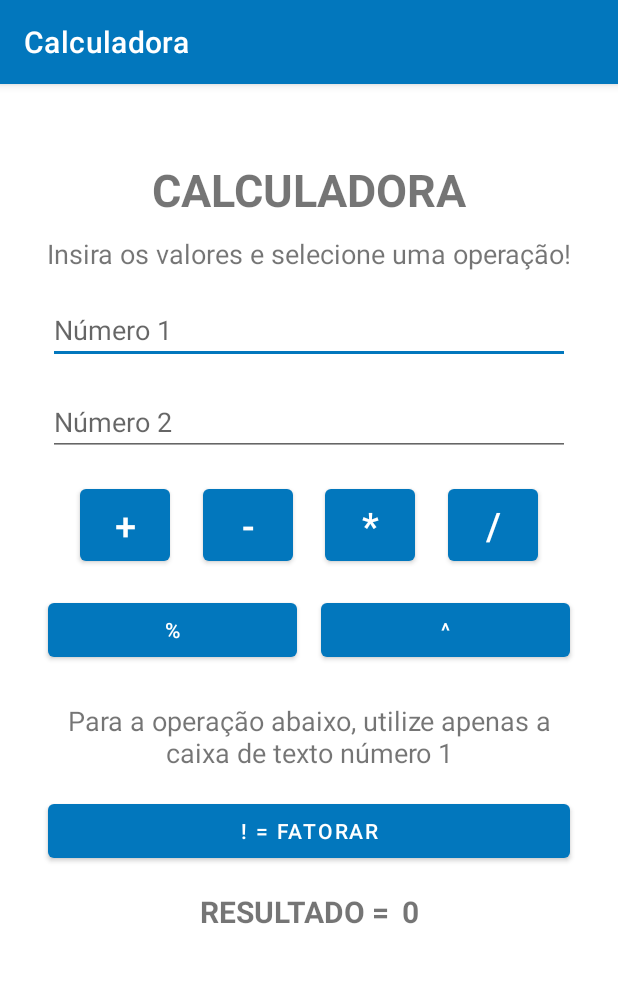
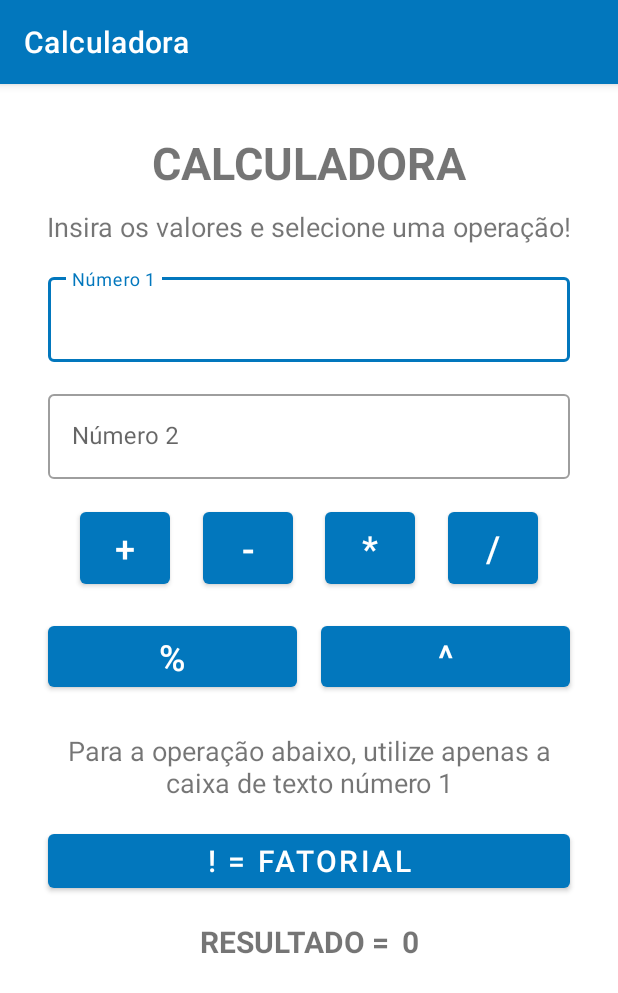
Before and after one commit to 0603Adriano/calculadora-basica, an Android app: the screen it shows after launch (MainActivity), on a phone screen of 412 x 824 dp. Shown: the top 993 px of the screen. Run offline under Robolectric (Android 15) with nearby library versions, the phone set to English and light mode, and no system bars.

Commit message:
Modified EditText to Material Design and fix Percent operation

```diff
--- a/app/build.gradle
+++ b/app/build.gradle
@@ -34,6 +34,7 @@ android {
 
 dependencies {
 
+    implementation 'com.google.android.material:material:<version>'
     implementation "org.jetbrains.kotlin:kotlin-stdlib:$kotlin_version"
     implementation 'androidx.core:core-ktx:1.5.0'
     implementation 'androidx.appcompat:appcompat:1.3.0'
--- a/app/src/main/java/com/adrianomartins/calculadora/MainActivity.kt
+++ b/app/src/main/java/com/adrianomartins/calculadora/MainActivity.kt
@@ -63,7 +63,7 @@ class MainActivity : AppCompatActivity() {
             var n1: Double = "${num1.text}".toDouble()
             var n2: Double = "${num2.text}".toDouble()
 
-            var resultado = (n1*100) / n2
+            var resultado = (n1/100) * n2
             exibirResultado(resultado.toString())
         }
 
--- a/app/src/main/res/layout/activity_main.xml
+++ b/app/src/main/res/layout/activity_main.xml
@@ -1,5 +1,6 @@
 <?xml version="1.0" encoding="utf-8"?>
-<androidx.constraintlayout.widget.ConstraintLayout xmlns:android="http://schemas.android.com/apk/res/android"
+<androidx.constraintlayout.widget.ConstraintLayout
+    xmlns:android="http://schemas.android.com/apk/res/android"
     xmlns:app="http://schemas.android.com/apk/res-auto"
     xmlns:tools="http://schemas.android.com/tools"
     android:layout_width="match_parent"
@@ -10,7 +11,7 @@
         android:id="@+id/textView"
         android:layout_width="wrap_content"
         android:layout_height="wrap_content"
-        android:layout_marginTop="50dp"
+        android:layout_marginTop="32dp"
         android:text="CALCULADORA"
         android:textSize="30sp"
         android:textStyle="bold"
@@ -29,6 +30,101 @@
         app:layout_constraintStart_toStartOf="parent"
         app:layout_constraintTop_toBottomOf="@+id/textView" />
 
+    <com.google.android.material.textfield.TextInputLayout
+        android:id="@+id/textInput1"
+        android:layout_width="match_parent"
+        android:layout_height="wrap_content"
+        android:hint="Número 1"
+        android:layout_marginStart="32dp"
+        android:layout_marginTop="16dp"
+        android:layout_marginEnd="32dp"
+        style="@style/Widget.MaterialComponents.TextInputLayout.OutlinedBox"
+        app:layout_constraintEnd_toEndOf="parent"
+        app:layout_constraintStart_toStartOf="parent"
+        app:layout_constraintTop_toBottomOf="@+id/textView2">
+
+        <com.google.android.material.textfield.TextInputEditText
+            android:id="@+id/editTextNum1"
+            android:layout_width="match_parent"
+            android:layout_height="wrap_content"
+            android:ems="10"
+            android:inputType="numberDecimal"/>
+
+    </com.google.android.material.textfield.TextInputLayout>
+
+    <com.google.android.material.textfield.TextInputLayout
+        android:id="@+id/textInput2"
+        android:layout_width="match_parent"
+        android:layout_height="wrap_content"
+        android:hint="Número 2"
+        android:layout_marginStart="32dp"
+        android:layout_marginTop="16dp"
+        android:layout_marginEnd="32dp"
+        style="@style/Widget.MaterialComponents.TextInputLayout.OutlinedBox"
+        app:layout_constraintEnd_toEndOf="parent"
+        app:layout_constraintStart_toStartOf="parent"
+        app:layout_constraintTop_toBottomOf="@+id/textInput1">
+
+        <com.google.android.material.textfield.TextInputEditText
+            android:id="@+id/editTextNum2"
+            android:layout_width="match_parent"
+            android:layout_height="match_parent"
+            android:ems="10"
+            android:inputType="numberDecimal" />
+
+    </com.google.android.material.textfield.TextInputLayout>
+
+
+    <Button
+        android:id="@+id/btnSoma"
+        android:layout_width="60dp"
+        android:layout_height="60dp"
+        android:layout_marginTop="16dp"
+        android:text="+"
+        android:textSize="24sp"
+        app:layout_constraintEnd_toStartOf="@+id/btnSub"
+        app:layout_constraintHorizontal_bias="0.5"
+        app:layout_constraintHorizontal_chainStyle="spread"
+        app:layout_constraintStart_toStartOf="@+id/textInput2"
+        app:layout_constraintTop_toBottomOf="@+id/textInput2" />
+
+
+    <Button
+        android:id="@+id/btnSub"
+        android:layout_width="60dp"
+        android:layout_height="60dp"
+        android:layout_marginTop="16dp"
+        android:text="-"
+        android:textSize="25sp"
+        app:layout_constraintEnd_toStartOf="@+id/btnMult"
+        app:layout_constraintHorizontal_bias="0.5"
+        app:layout_constraintStart_toEndOf="@+id/btnSoma"
+        app:layout_constraintTop_toBottomOf="@+id/textInput2" />
+
+    <Button
+        android:id="@+id/btnMult"
+        android:layout_width="60dp"
+        android:layout_height="60dp"
+        android:layout_marginTop="16dp"
+        android:text="*"
+        android:textSize="24sp"
+        app:layout_constraintEnd_toStartOf="@+id/btnDiv"
+        app:layout_constraintHorizontal_bias="0.5"
+        app:layout_constraintStart_toEndOf="@+id/btnSub"
+        app:layout_constraintTop_toBottomOf="@+id/textInput2" />
+
+    <Button
+        android:id="@+id/btnDiv"
+        android:layout_width="60dp"
+        android:layout_height="60dp"
+        android:layout_marginTop="16dp"
+        android:text="/"
+        android:textSize="24sp"
+        app:layout_constraintEnd_toEndOf="@+id/textInput2"
+        app:layout_constraintHorizontal_bias="0.5"
+        app:layout_constraintStart_toEndOf="@+id/btnMult"
+        app:layout_constraintTop_toBottomOf="@+id/textInput2" />
+
     <TextView
         android:id="@+id/textView4"
         android:layout_width="0dp"
@@ -45,88 +141,6 @@
         app:layout_constraintHorizontal_bias="1.0"
         app:layout_constraintStart_toStartOf="parent"
         app:layout_constraintTop_toBottomOf="@+id/btnPorcentagem" />
-
-    <EditText
-        android:id="@+id/editTextNum1"
-        android:layout_width="0dp"
-        android:layout_height="wrap_content"
-        android:layout_marginStart="32dp"
-        android:layout_marginLeft="32dp"
-        android:layout_marginTop="16dp"
-        android:layout_marginEnd="32dp"
-        android:layout_marginRight="32dp"
-        android:ems="10"
-        android:hint="Número 1"
-        android:inputType="numberDecimal"
-        app:layout_constraintEnd_toEndOf="parent"
-        app:layout_constraintStart_toStartOf="parent"
-        app:layout_constraintTop_toBottomOf="@+id/textView2" />
-
-    <EditText
-        android:id="@+id/editTextNum2"
-        android:layout_width="0dp"
-        android:layout_height="wrap_content"
-        android:layout_marginStart="32dp"
-        android:layout_marginLeft="32dp"
-        android:layout_marginTop="16dp"
-        android:layout_marginEnd="32dp"
-        android:layout_marginRight="32dp"
-        android:ems="10"
-        android:hint="Número 2"
-        android:inputType="numberDecimal"
-        app:layout_constraintEnd_toEndOf="parent"
-        app:layout_constraintHorizontal_bias="0.0"
-        app:layout_constraintStart_toStartOf="parent"
-        app:layout_constraintTop_toBottomOf="@+id/editTextNum1" />
-
-    <Button
-        android:id="@+id/btnSoma"
-        android:layout_width="60dp"
-        android:layout_height="60dp"
-        android:layout_marginTop="16dp"
-        android:text="+"
-        android:textSize="25sp"
-        app:layout_constraintEnd_toStartOf="@+id/btnSub"
-        app:layout_constraintHorizontal_bias="0.5"
-        app:layout_constraintHorizontal_chainStyle="spread"
-        app:layout_constraintStart_toStartOf="@+id/editTextNum2"
-        app:layout_constraintTop_toBottomOf="@+id/editTextNum2" />
-
-    <Button
-        android:id="@+id/btnSub"
-        android:layout_width="60dp"
-        android:layout_height="60dp"
-        android:layout_marginTop="16dp"
-        android:text="-"
-        android:textSize="25sp"
-        app:layout_constraintEnd_toStartOf="@+id/btnMult"
-        app:layout_constraintHorizontal_bias="0.5"
-        app:layout_constraintStart_toEndOf="@+id/btnSoma"
-        app:layout_constraintTop_toBottomOf="@+id/editTextNum2" />
-
-    <Button
-        android:id="@+id/btnMult"
-        android:layout_width="60dp"
-        android:layout_height="60dp"
-        android:layout_marginTop="16dp"
-        android:text="*"
-        android:textSize="25sp"
-        app:layout_constraintEnd_toStartOf="@+id/btnDiv"
-        app:layout_constraintHorizontal_bias="0.5"
-        app:layout_constraintStart_toEndOf="@+id/btnSub"
-        app:layout_constraintTop_toBottomOf="@+id/editTextNum2" />
-
-    <Button
-        android:id="@+id/btnDiv"
-        android:layout_width="60dp"
-        android:layout_height="60dp"
-        android:layout_marginTop="16dp"
-        android:text="/"
-        android:textSize="25sp"
-        app:layout_constraintEnd_toEndOf="@+id/editTextNum2"
-        app:layout_constraintHorizontal_bias="0.5"
-        app:layout_constraintStart_toEndOf="@+id/btnMult"
-        app:layout_constraintTop_toBottomOf="@+id/editTextNum2" />
 
     <TextView
         android:id="@+id/textView3"
@@ -166,7 +180,8 @@
         android:layout_marginTop="16dp"
         android:layout_marginEnd="32dp"
         android:layout_marginRight="32dp"
-        android:text="! = Fatorar"
+        android:text="! = Fatorial"
+        android:textSize="20sp"
         app:layout_constraintEnd_toEndOf="parent"
         app:layout_constraintHorizontal_bias="0.5"
         app:layout_constraintStart_toStartOf="parent"
@@ -182,6 +197,7 @@
         android:layout_marginEnd="8dp"
         android:layout_marginRight="8dp"
         android:text="%"
+        android:textSize="24sp"
         app:layout_constraintEnd_toStartOf="@+id/btnElevado"
         app:layout_constraintHorizontal_bias="0.5"
         app:layout_constraintHorizontal_chainStyle="packed"
@@ -198,6 +214,7 @@
         android:layout_marginEnd="32dp"
         android:layout_marginRight="32dp"
         android:text="^"
+        android:textSize="24sp"
         app:layout_constraintEnd_toEndOf="parent"
         app:layout_constraintHorizontal_bias="0.5"
         app:layout_constraintStart_toEndOf="@+id/btnPorcentagem"
```
